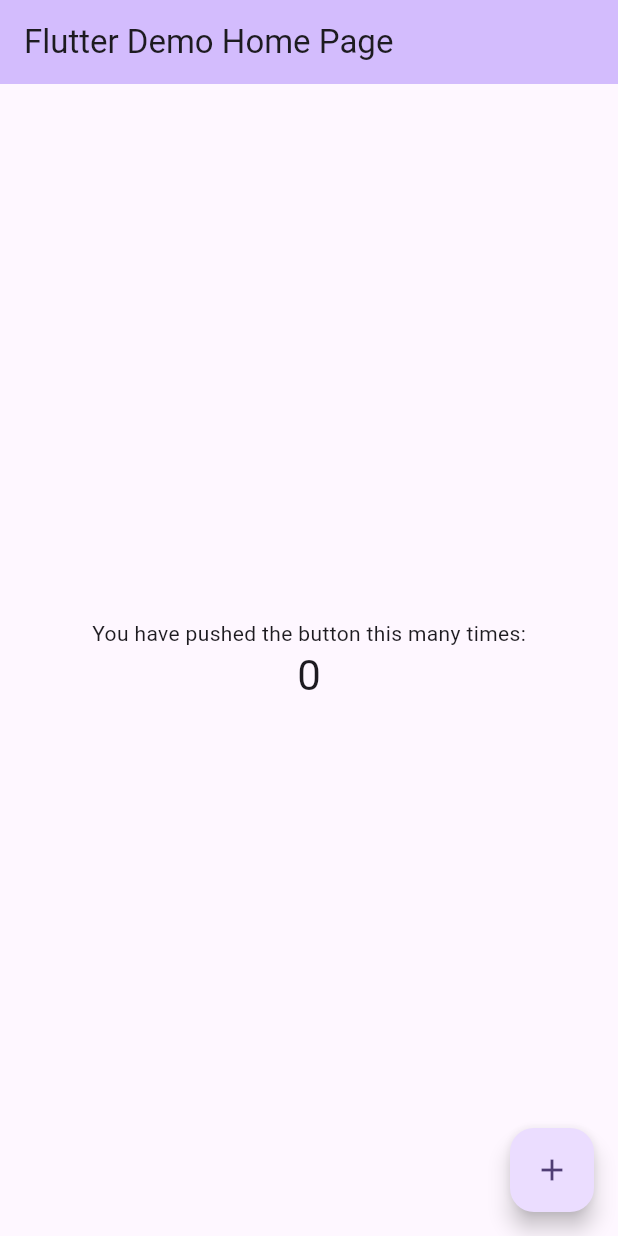
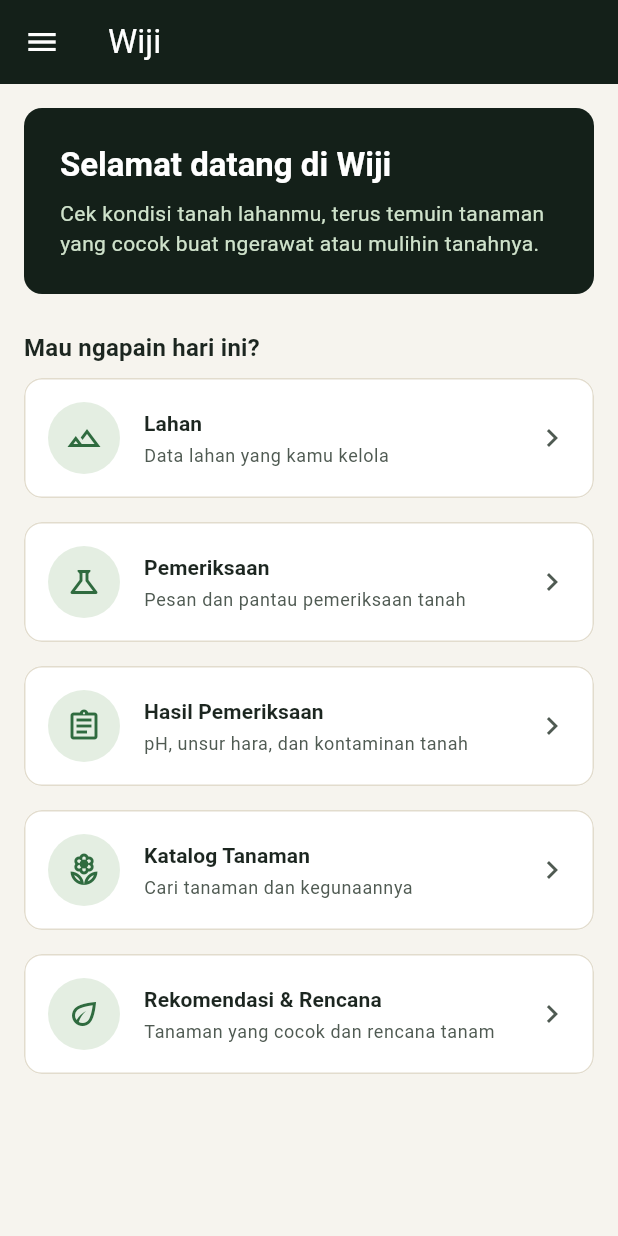
Before and after one commit to pbp-kelompok-d12/wiji-mobile, a Flutter app: the screen it shows after launch, on a phone screen of 412 x 824 dp. Run offline on Flutter 3.47's test engine with Material 3 defaults, Android fonts, the phone set to English and light mode, and no system bars; our stand-ins replace material_ui.

Commit message:
feat: show the home page with menu cards
Aplikasi counter bawaan diganti beranda Wiji, isinya sambutan sama kartu menu ke tiap modul. Di HP satu kolom, di layar lebar dua sampai tiga kolom.

```diff
--- /dev/null
+++ b/lib/features/home/screens/home_screen.dart
@@ -0,0 +1,103 @@
+import 'package:material_ui/material_ui.dart';
+import 'package:wiji_mobile/core/theme/wiji_colors.dart';
+import 'package:wiji_mobile/core/theme/wiji_theme.dart';
+import 'package:wiji_mobile/features/home/menu.dart';
+import 'package:wiji_mobile/features/home/widgets/app_drawer.dart';
+import 'package:wiji_mobile/features/home/widgets/menu_card.dart';
+
+/// Beranda: halaman pertama dan halaman paling bawah di tumpukan navigasi.
+// Nanti (issue 14) isinya disesuaiin sama peran dan ditambah ringkasan data.
+class HomeScreen extends StatelessWidget {
+  const HomeScreen({super.key});
+
+  @override
+  Widget build(BuildContext context) {
+    return Scaffold(
+      appBar: AppBar(title: const Text('Wiji')),
+      drawer: const AppDrawer(),
+      body: SafeArea(
+        child: ListView(
+          padding: const EdgeInsets.all(WijiSpacing.md),
+          children: [
+            const _Sambutan(),
+            const SizedBox(height: WijiSpacing.lg),
+            Text(
+              'Mau ngapain hari ini?',
+              style: Theme.of(context).textTheme.titleMedium
+                  ?.copyWith(fontWeight: FontWeight.w600),
+            ),
+            const SizedBox(height: WijiSpacing.sm),
+            const _DaftarMenu(),
+          ],
+        ),
+      ),
+    );
+  }
+}
+
+class _Sambutan extends StatelessWidget {
+  const _Sambutan();
+
+  @override
+  Widget build(BuildContext context) {
+    final textTheme = Theme.of(context).textTheme;
+    return DecoratedBox(
+      decoration: const BoxDecoration(
+        color: WijiColors.forest,
+        borderRadius: WijiTheme.radius,
+      ),
+      child: Padding(
+        padding: const EdgeInsets.all(WijiSpacing.lg),
+        child: Column(
+          crossAxisAlignment: CrossAxisAlignment.start,
+          children: [
+            Text(
+              'Selamat datang di Wiji',
+              style: textTheme.titleLarge?.copyWith(
+                color: WijiColors.white,
+                fontWeight: FontWeight.w700,
+              ),
+            ),
+            const SizedBox(height: WijiSpacing.sm),
+            Text(
+              'Cek kondisi tanah lahanmu, terus temuin tanaman yang cocok '
+              'buat ngerawat atau mulihin tanahnya.',
+              style: textTheme.bodyMedium?.copyWith(color: WijiColors.mint),
+            ),
+          ],
+        ),
+      ),
+    );
+  }
+}
+
+class _DaftarMenu extends StatelessWidget {
+  const _DaftarMenu();
+
+  @override
+  Widget build(BuildContext context) {
+    return LayoutBuilder(
+      builder: (context, constraints) {
+        // HP: satu kolom. Tablet atau browser lebar: dua sampai tiga kolom.
+        final kolom = constraints.maxWidth >= 900
+            ? 3
+            : constraints.maxWidth >= 520
+            ? 2
+            : 1;
+        final lebarKartu =
+            (constraints.maxWidth - WijiSpacing.md * (kolom - 1)) / kolom;
+        return Wrap(
+          spacing: WijiSpacing.md,
+          runSpacing: WijiSpacing.md,
+          children: [
+            for (final menu in WijiMenu.values)
+              SizedBox(
+                width: lebarKartu,
+                child: MenuCard(menu: menu),
+              ),
+          ],
+        );
+      },
+    );
+  }
+}
--- /dev/null
+++ b/lib/features/home/widgets/menu_card.dart
@@ -0,0 +1,56 @@
+import 'package:material_ui/material_ui.dart';
+import 'package:wiji_mobile/core/theme/wiji_colors.dart';
+import 'package:wiji_mobile/core/theme/wiji_theme.dart';
+import 'package:wiji_mobile/features/home/menu.dart';
+
+/// Kartu menu di beranda. Ditekan langsung buka halaman modulnya.
+class MenuCard extends StatelessWidget {
+  const MenuCard({super.key, required this.menu});
+
+  final WijiMenu menu;
+
+  @override
+  Widget build(BuildContext context) {
+    final textTheme = Theme.of(context).textTheme;
+    return Card(
+      clipBehavior: Clip.antiAlias,
+      child: InkWell(
+        onTap: () => bukaMenu(context, dari: null, ke: menu),
+        child: Padding(
+          padding: const EdgeInsets.all(WijiSpacing.md),
+          child: Row(
+            children: [
+              CircleAvatar(
+                radius: 24,
+                backgroundColor: WijiColors.leaf,
+                child: Icon(menu.icon, color: WijiColors.moss),
+              ),
+              const SizedBox(width: WijiSpacing.md),
+              Expanded(
+                child: Column(
+                  crossAxisAlignment: CrossAxisAlignment.start,
+                  children: [
+                    Text(
+                      menu.label,
+                      style: textTheme.titleSmall?.copyWith(
+                        fontWeight: FontWeight.w600,
+                      ),
+                    ),
+                    const SizedBox(height: WijiSpacing.xs),
+                    Text(
+                      menu.keterangan,
+                      style: textTheme.bodySmall?.copyWith(
+                        color: WijiColors.inkSoft,
+                      ),
+                    ),
+                  ],
+                ),
+              ),
+              const Icon(Icons.chevron_right, color: WijiColors.inkSoft),
+            ],
+          ),
+        ),
+      ),
+    );
+  }
+}
--- a/lib/main.dart
+++ b/lib/main.dart
@@ -1,122 +1,21 @@
 import 'package:material_ui/material_ui.dart';
+import 'package:wiji_mobile/core/theme/wiji_theme.dart';
+import 'package:wiji_mobile/features/home/screens/home_screen.dart';
 
 void main() {
-  runApp(const MyApp());
+  runApp(const WijiApp());
 }
 
-class MyApp extends StatelessWidget {
-  const MyApp({super.key});
+class WijiApp extends StatelessWidget {
+  const WijiApp({super.key});
 
-  // This widget is the root of your application.
   @override
   Widget build(BuildContext context) {
     return MaterialApp(
-      title: 'Flutter Demo',
-      theme: ThemeData(
-        // This is the theme of your application.
-        //
-        // TRY THIS: Try running your application with "flutter run". You'll see
-        // the application has a purple toolbar. Then, without quitting the app,
-        // try changing the seedColor in the colorScheme below to Colors.green
-        // and then invoke "hot reload" (save your changes or press the "hot
-        // reload" button in a Flutter-supported IDE, or press "r" if you used
-        // the command line to start the app).
-        //
-        // Notice that the counter didn't reset back to zero; the application
-        // state is not lost during the reload. To reset the state, use hot
-        // restart instead.
-        //
-        // This works for code too, not just values: Most code changes can be
-        // tested with just a hot reload.
-        colorScheme: .fromSeed(seedColor: Colors.deepPurple),
-      ),
-      home: const MyHomePage(title: 'Flutter Demo Home Page'),
+      title: 'Wiji',
+      debugShowCheckedModeBanner: false,
+      theme: WijiTheme.light,
+      home: const HomeScreen(),
     );
   }
 }
-
-class MyHomePage extends StatefulWidget {
-  const MyHomePage({super.key, required this.title});
-
-  // This widget is the home page of your application. It is stateful, meaning
-  // that it has a State object (defined below) that contains fields that affect
-  // how it looks.
-
-  // This class is the configuration for the state. It holds the values (in this
-  // case the title) provided by the parent (in this case the App widget) and
-  // used by the build method of the State. Fields in a Widget subclass are
-  // always marked "final".
-
-  final String title;
-
-  @override
-  State<MyHomePage> createState() => _MyHomePageState();
-}
-
-class _MyHomePageState extends State<MyHomePage> {
-  int _counter = 0;
-
-  void _incrementCounter() {
-    setState(() {
-      // This call to setState tells the Flutter framework that something has
-      // changed in this State, which causes it to rerun the build method below
-      // so that the display can reflect the updated values. If we changed
-      // _counter without calling setState(), then the build method would not be
-      // called again, and so nothing would appear to happen.
-      _counter++;
-    });
-  }
-
-  @override
-  Widget build(BuildContext context) {
-    // This method is rerun every time setState is called, for instance as done
-    // by the _incrementCounter method above.
-    //
-    // The Flutter framework has been optimized to make rerunning build methods
-    // fast, so that you can just rebuild anything that needs updating rather
-    // than having to individually change instances of widgets.
-    return Scaffold(
-      appBar: AppBar(
-        // TRY THIS: Try changing the color here to a specific color (to
-        // Colors.amber, perhaps?) and trigger a hot reload to see the AppBar
-        // change color while the other colors stay the same.
-        backgroundColor: Theme.of(context).colorScheme.inversePrimary,
-        // Here we take the value from the MyHomePage object that was created by
-        // the App.build method, and use it to set our appbar title.
-        title: Text(widget.title),
-      ),
-      body: Center(
-        // Center is a layout widget. It takes a single child and positions it
-        // in the middle of the parent.
-        child: Column(
-          // Column is also a layout widget. It takes a list of children and
-          // arranges them vertically. By default, it sizes itself to fit its
-          // children horizontally, and tries to be as tall as its parent.
-          //
-          // Column has various properties to control how it sizes itself and
-          // how it positions its children. Here we use mainAxisAlignment to
-          // center the children vertically; the main axis here is the vertical
-          // axis because Columns are vertical (the cross axis would be
-          // horizontal).
-          //
-          // TRY THIS: Invoke "debug painting" (choose the "Toggle Debug Paint"
-          // action in the IDE, or press "p" in the console), to see the
-          // wireframe for each widget.
-          mainAxisAlignment: .center,
-          children: [
-            const Text('You have pushed the button this many times:'),
-            Text(
-              '$_counter',
-              style: Theme.of(context).textTheme.headlineMedium,
-            ),
-          ],
-        ),
-      ),
-      floatingActionButton: FloatingActionButton(
-        onPressed: _incrementCounter,
-        tooltip: 'Increment',
-        child: const Icon(Icons.add),
-      ),
-    );
-  }
-}
```
Also changed, not shown: 1 other file.
